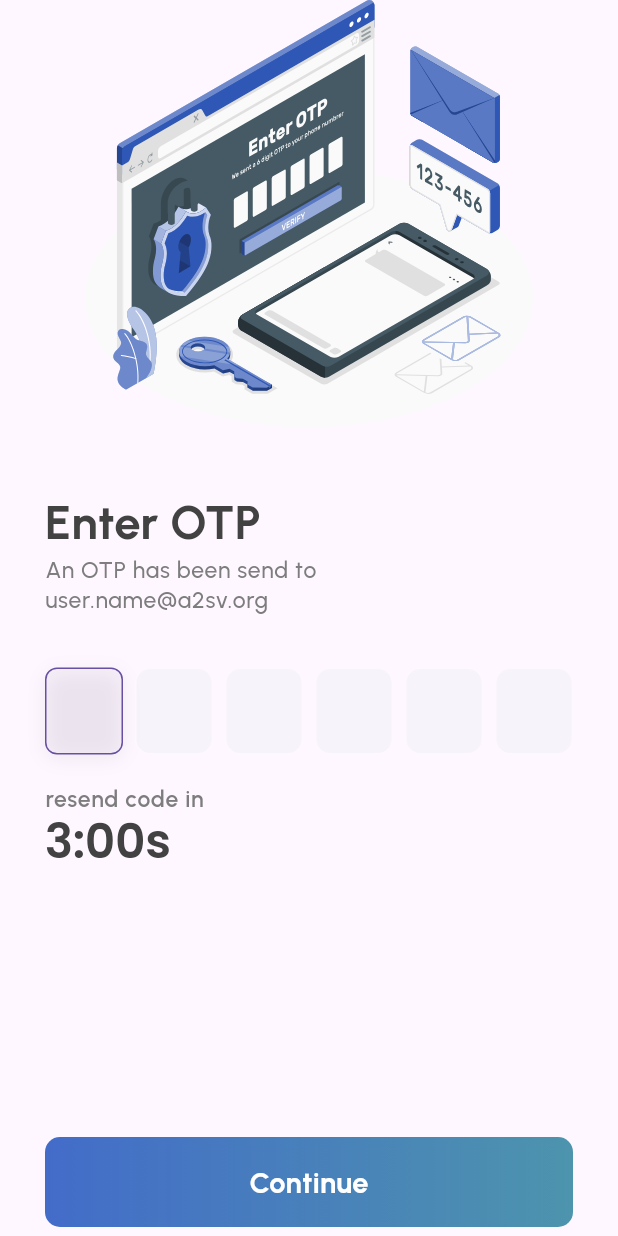
After one commit to A2SV/Ghana-G4-Starter-Project, a Flutter app: the OtpScreen screen opened by its route, on a phone screen of 412 x 824 dp. The commit adds this screen. Run offline on Flutter 3.47's test engine with Material 3 defaults, Android fonts, the phone set to English and light mode, and no system bars; drawn by our look-alikes of pinput; our stand-ins replace bloc, dartz, equatable, flutter_bloc, flutter_svg, get_it and 3 more.

Commit message:
Ggpp 31 design layout for otp page (#15)
* added custom extensions

* added otp-screen asset

* feat(mobile): added custom extensions and custom button

* feat(mobile): add pinput package for OTP input

* feat(mobile): refactor widget tree structure in main.dart and routes_config.dart and completed otp_screen

* feat(mobile): added widget testing for otpscreen

```diff
--- /dev/null
+++ b/mobile/devtools_options.yaml
@@ -0,0 +1,3 @@
+description: This file stores settings for Dart & Flutter DevTools.
+documentation: https://docs.flutter.dev/tools/devtools/extensions#configure-extension-enablement-states
+extensions:
--- a/mobile/lib/src/core/routes/app_routes.dart
+++ b/mobile/lib/src/core/routes/app_routes.dart
@@ -1,11 +1,12 @@
 import 'package:flutter/material.dart';
 import 'package:go_router/go_router.dart';
-
+import 'package:starter_project/src/features/auth/presentation/pages/otp_screen.dart';
 import '../widgets/test_page.dart';
 
 class AppRoutes {
   //* Test route
   static const String test = "test";
+  static const String otpScreen = 'otp-screen';
 }
 
 //* Custom transition page
@@ -40,4 +41,9 @@ final routes = <GoRoute>[
     path: "/test",
     builder: (context, state) => const TestScreen(),
   ),
+  GoRoute(
+    name: AppRoutes.otpScreen,
+    path: '/${OtpScreen.routeName}',
+    builder: (context, state) => const OtpScreen(),
+  ),
 ];
--- a/mobile/lib/src/core/theme/app_light_theme_colors.dart
+++ b/mobile/lib/src/core/theme/app_light_theme_colors.dart
@@ -7,5 +7,5 @@ class AppLightThemeColors {
   static const kLightTextColor = Color.fromRGBO(125, 125, 125, 1);
   static const kBlackTextColor = Color.fromRGBO(53, 53, 53, 1);
   static const kFieldBackgroundColor = Color.fromRGBO(241, 243, 252, 1);
-
+  static const kPrimaryLightColor = Color.fromRGBO(77, 148, 173, 1);
 }
--- a/mobile/lib/src/core/theme/text_theme.dart
+++ b/mobile/lib/src/core/theme/text_theme.dart
@@ -9,16 +9,19 @@ class CustomTextStyles {
           fontSize: 32.sp,
           fontWeight: FontWeight.w600,
           fontFamily: FontFamily.poppins,
+          color: AppLightThemeColors.kDarkTextColor,
         ),
         displayMedium: TextStyle(
           fontSize: 18.sp,
           fontWeight: FontWeight.w500,
           fontFamily: FontFamily.poppins,
+          color: AppLightThemeColors.kLightTextColor,
         ),
         displaySmall: TextStyle(
           fontSize: 14.sp,
           fontWeight: FontWeight.w400,
           fontFamily: FontFamily.poppins,
+          color: AppLightThemeColors.kVeryLightTextColor,
         ),
         labelLarge: TextStyle(
           fontSize: 38.sp,
--- a/mobile/lib/src/core/theme/theme_config.dart
+++ b/mobile/lib/src/core/theme/theme_config.dart
@@ -17,6 +17,7 @@ class ThemeConfig {
           borderRadius: BorderRadius.circular(10.0),
         ),
       ),
+
     );
   }
 }
--- /dev/null
+++ b/mobile/lib/src/core/widgets/custom_button.dart
@@ -0,0 +1,133 @@
+import 'package:flutter/material.dart';
+import 'package:responsive_sizer/responsive_sizer.dart';
+import 'package:starter_project/generated/fonts.gen.dart';
+import 'package:starter_project/src/core/theme/app_light_theme_colors.dart';
+import 'package:starter_project/src/core/utils/custom_extensions.dart';
+
+class CustomButton extends StatefulWidget {
+  final bool? disabled;
+  final bool? showSuffixWidget;
+  final Color? backgroundColor;
+  final Color? borderColor;
+  final Color? textColor;
+  final double? borderRadius;
+  final double? height;
+  final double? horizontalPadding;
+  final double? width;
+  final Function() onPressed;
+  final OutlinedBorder? shape;
+  final String text;
+  final TextStyle? textStyle;
+  final Widget? suffixWidget;
+
+  const CustomButton({
+    super.key,
+    required this.text,
+    required this.onPressed,
+    this.width,
+    this.height,
+    this.borderRadius,
+    this.backgroundColor,
+    this.textStyle,
+    this.shape,
+    this.horizontalPadding,
+    this.suffixWidget,
+    this.showSuffixWidget,
+    this.disabled,
+    this.borderColor,
+    this.textColor,
+  });
+
+  @override
+  State<CustomButton> createState() => _CustomButtonState();
+}
+
+class _CustomButtonState extends State<CustomButton>
+    with SingleTickerProviderStateMixin {
+  late AnimationController _animationController;
+  late Animation<double> _scaleAnimation;
+
+  @override
+  Widget build(BuildContext context) {
+    return GestureDetector(
+      onTapDown: (_) {
+        _animationController.forward();
+      },
+      onTapUp: (_) {
+        _animationController.reverse();
+      },
+      onTapCancel: () {
+        _animationController.reverse();
+      },
+      onTap: widget.onPressed,
+      child: AnimatedBuilder(
+        animation: _scaleAnimation,
+        builder: (BuildContext context, Widget? child) {
+          return Transform.scale(
+            scale: _scaleAnimation.value,
+            child: child,
+          );
+        },
+        child: Container(
+          decoration: BoxDecoration(
+            gradient: const LinearGradient(
+              colors: [
+                AppLightThemeColors.kPrimaryColor,
+                AppLightThemeColors.kPrimaryLightColor,
+              ],
+            ),
+            borderRadius: BorderRadius.circular(widget.borderRadius ?? 10.0),
+          ),
+          width: widget.width ?? context.width,
+          height: widget.height ?? 60,
+          child: TextButton(
+            onPressed: widget.disabled == true ? null : widget.onPressed,
+            style: TextButton.styleFrom(
+              shape: widget.shape ??
+                  RoundedRectangleBorder(
+                    borderRadius: BorderRadius.circular(
+                      widget.borderRadius ?? 10,
+                    ),
+                    side: BorderSide(
+                      color: widget.borderColor ?? Colors.transparent,
+                    ),
+                  ),
+              padding: EdgeInsets.zero,
+            ),
+            child: Row(
+              mainAxisAlignment: MainAxisAlignment.center,
+              children: [
+                if (widget.showSuffixWidget == true &&
+                    widget.suffixWidget != null)
+                  widget.suffixWidget!,
+                Text(
+                  widget.text,
+                  style: widget.textStyle ??
+                      context.textTheme.bodyMedium!.copyWith(
+                        fontSize: 18.sp,
+                        color:
+                            widget.textColor ?? context.colorScheme.onPrimary,
+                        fontWeight: FontWeight.bold,
+                        fontFamily: FontFamily.urbanist,
+                      ),
+                ),
+              ],
+            ),
+          ),
+        ).horizontalPadding(widget.horizontalPadding ?? 30),
+      ),
+    );
+  }
+
+  @override
+  void initState() {
+    super.initState();
+    _animationController = AnimationController(
+      vsync: this,
+      duration: const Duration(milliseconds: 150),
+      reverseDuration: const Duration(milliseconds: 150),
+    );
+    _scaleAnimation =
+        Tween<double>(begin: 1.0, end: 0.95).animate(_animationController);
+  }
+}
--- /dev/null
+++ b/mobile/lib/src/features/auth/presentation/pages/otp_screen.dart
@@ -0,0 +1,119 @@
+import 'dart:async';
+
+import 'package:flutter/material.dart';
+import 'package:responsive_sizer/responsive_sizer.dart';
+import 'package:starter_project/generated/assets.gen.dart';
+import 'package:starter_project/src/core/utils/custom_extensions.dart';
+import 'package:starter_project/src/core/widgets/custom_button.dart';
+import 'package:starter_project/src/features/auth/presentation/widgets/custom_pinput.dart';
+
+class OtpScreen extends StatefulWidget {
+  static const String routeName = 'otp-screen';
+  const OtpScreen({super.key});
+
+  @override
+  State<OtpScreen> createState() => OtpScreenState();
+}
+
+class OtpScreenState extends State<OtpScreen> {
+  final TextEditingController _otpController = TextEditingController();
+  late Timer _timer = Timer(const Duration(seconds: 0), () {});
+  int _countDown = 180;
+
+  @override
+  Widget build(BuildContext context) {
+    return Scaffold(
+      appBar: PreferredSize(
+        preferredSize: const Size.fromHeight(0),
+        child: Container(),
+      ),
+      body: SingleChildScrollView(
+        child: Column(
+          children: [
+            Assets.svg.amico.path
+                .asSvgImage(
+                  height: 285,
+                  width: 300,
+                )
+                .centered(),
+            const SizedBox(
+              height: 40.0,
+            ),
+            Text(
+              'Enter OTP',
+              style: context.textTheme.labelLarge!.copyWith(
+                fontSize: 23.sp,
+              ),
+            ).align(Alignment.centerLeft),
+            Text(
+              'An OTP has been send to user.name@a2sv.org',
+              style: context.textTheme.labelMedium,
+            ).rightPadding(100.0),
+            const SizedBox(
+              height: 35.0,
+            ),
+            CustomPinPutFormField(
+              controller: _otpController,
+              length: 6,
+            ),
+            const SizedBox(
+              height: 20.0,
+            ),
+            Text(
+              'resend code in',
+              style: context.textTheme.labelMedium!.copyWith(
+                fontWeight: FontWeight.w600,
+              ),
+            ).align(Alignment.centerLeft),
+            Text(
+              _formatTime(_countDown),
+              style: context.textTheme.displayLarge!.copyWith(
+                fontSize: 23.sp,
+              ),
+            ).align(Alignment.centerLeft),
+            const SizedBox(
+              height: 180.0,
+            ),
+            CustomButton(
+              horizontalPadding: 0.0,
+              text: 'Continue',
+              onPressed: () {},
+            ),
+          ],
+        ).horizontalPadding(30.0),
+      ),
+    );
+  }
+
+  @override
+  void dispose() {
+    _timer.cancel();
+    _otpController.dispose();
+    super.dispose();
+  }
+
+  void resetTimer() {
+    setState(() {
+      _countDown = 180;
+    });
+    startTimer();
+  }
+
+  void startTimer() {
+    _timer = Timer.periodic(const Duration(seconds: 1), (timer) {
+      if (_countDown == 0) {
+        _timer.cancel();
+      } else {
+        setState(() {
+          _countDown--;
+        });
+      }
+    });
+  }
+
+  String _formatTime(int seconds) {
+    int minutes = seconds ~/ 60;
+    int remainingSeconds = seconds % 60;
+    return '$minutes:${remainingSeconds.toString().padLeft(2, '0')}s';
+  }
+}
--- /dev/null
+++ b/mobile/lib/src/features/auth/presentation/widgets/custom_pinput.dart
@@ -0,0 +1,103 @@
+import 'package:flutter/material.dart';
+import 'package:flutter/services.dart';
+import 'package:pinput/pinput.dart';
+import 'package:responsive_sizer/responsive_sizer.dart';
+import 'package:starter_project/src/core/utils/custom_extensions.dart';
+
+
+defaultPinTheme(Color borderColor, BuildContext context) {
+  return PinTheme(
+    width: context.width,
+    height: 58.0,
+    textStyle: const TextStyle(
+      fontSize: 20,
+      color: Color.fromRGBO(70, 69, 66, 1),
+    ),
+    decoration: BoxDecoration(
+      color: const Color.fromRGBO(232, 235, 241, 0.37),
+      borderRadius: BorderRadius.circular(10),
+      border: Border.all(color: borderColor),
+    ),
+  );
+}
+
+focusedPinPutTheme(BuildContext context) {
+  final borderColor = context.colorScheme.primary;
+  return defaultPinTheme(borderColor, context).copyWith(
+    decoration: BoxDecoration(
+      color: context.colorScheme.primary.withOpacity(0.03),
+      borderRadius: BorderRadius.circular(8),
+      border: Border.all(color: borderColor),
+      boxShadow: const [
+        BoxShadow(
+          color: Color(0x0F000000),
+          offset: Offset(0, 3),
+          blurRadius: 10,
+        )
+      ],
+    ),
+  );
+}
+
+class CustomPinPutFormField extends StatelessWidget {
+  final bool autofocus;
+
+  final bool useNativeKeyboard;
+  final FocusNode? pinPutFocusNode;
+  final Function(String)? onChanged;
+  final int? length;
+  final List<TextInputFormatter>? inputFormatters;
+  final String? Function(String?)? validator;
+  final TextEditingController? controller;
+  final bool isValid;
+  final cursor = Align(
+    alignment: Alignment.bottomCenter,
+    child: Container(
+      width: 21,
+      height: 1,
+      margin: const EdgeInsets.only(bottom: 12),
+      decoration: BoxDecoration(
+        color: const Color.fromRGBO(137, 146, 160, 1),
+        borderRadius: BorderRadius.circular(8),
+      ),
+    ),
+  );
+
+  CustomPinPutFormField({
+    super.key,
+    this.autofocus = true,
+    this.useNativeKeyboard = true,
+    this.pinPutFocusNode,
+    this.onChanged,
+    this.length,
+    this.inputFormatters,
+    this.validator,
+    this.controller,
+    this.isValid = false,
+  });
+
+  @override
+  Widget build(BuildContext context) {
+    Color borderColor = isValid ? context.colorScheme.primary : context.colorScheme.background;
+    return Pinput(
+      useNativeKeyboard: useNativeKeyboard,
+      inputFormatters: inputFormatters ?? [FilteringTextInputFormatter.allow(RegExp('[0-9]'))],
+      onChanged: onChanged,
+      length: length ?? 4,
+      autofocus: autofocus,
+      focusNode: pinPutFocusNode,
+      controller: controller,
+      androidSmsAutofillMethod: AndroidSmsAutofillMethod.smsUserConsentApi,
+      listenForMultipleSmsOnAndroid: true,
+      pinAnimationType: PinAnimationType.scale,
+      cursor: cursor,
+      defaultPinTheme: defaultPinTheme(borderColor, context),
+      focusedPinTheme: focusedPinPutTheme(context),
+      validator: validator,
+      errorTextStyle: context.textTheme.bodyLarge!.copyWith(
+        fontSize: 12.sp,
+        color: context.colorScheme.error,
+      ),
+    );
+  }
+}
```
Also changed, not shown: mobile/lib/main.dart (+4 -6 lines), mobile/lib/src/core/routes/routes_config.dart (+5 -7 lines), mobile/lib/src/core/utils/custom_extensions.dart (added, +149 -0 lines), mobile/pubspec.yaml (+4 -17 lines), mobile/assets/svg/amico.svg (added), mobile/lib/generated/assets.gen.dart (added), mobile/lib/generated/fonts.gen.dart, mobile/pubspec.lock, 12 other files.
